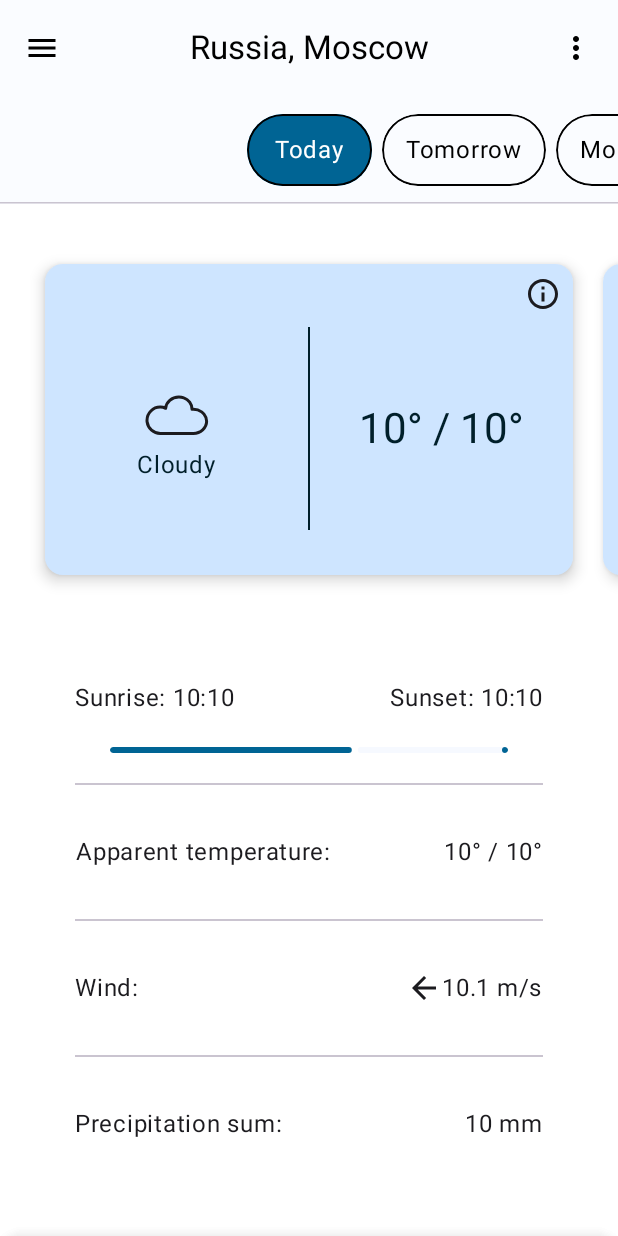
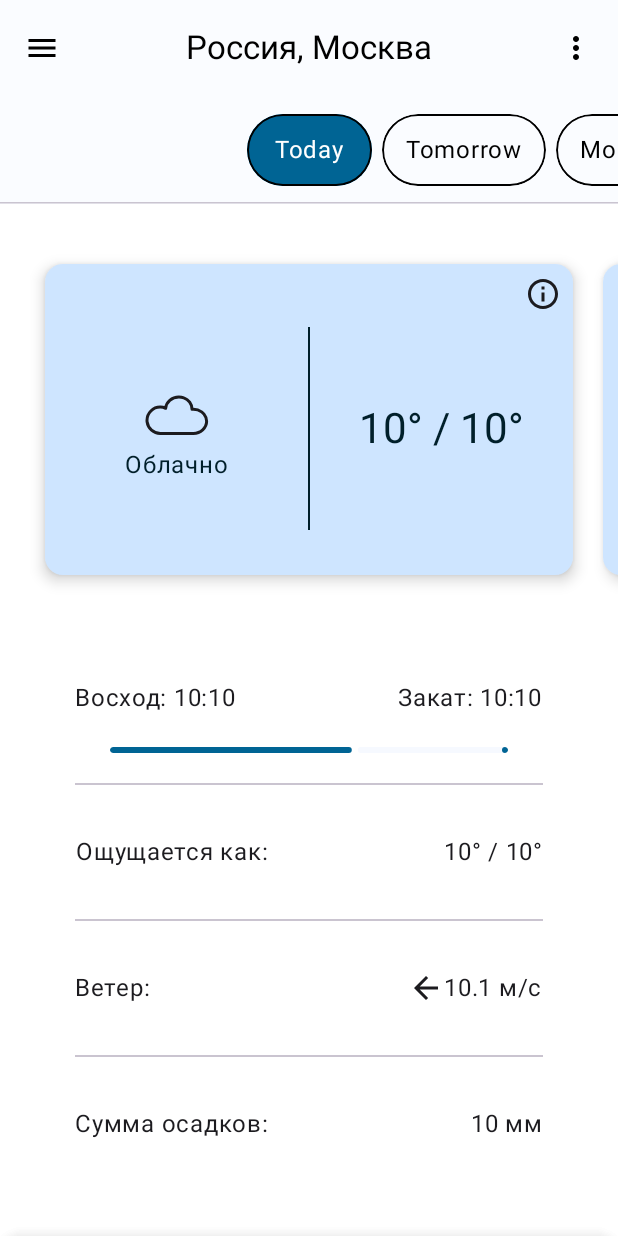
Before and after one commit to dmitLu99/ComposeWeatherApp, an Android app built with Jetpack Compose: the screen it shows after launch (MainActivity), on a phone screen of 412 x 824 dp. Run offline under Robolectric (Android 15) with nearby library versions, the phone set to English and light mode, and no system bars; our stand-ins replace accompanist.

Commit message:
добавлена локализация

```diff
--- a/app/src/main/res/values/strings.xml
+++ b/app/src/main/res/values/strings.xml
@@ -1,47 +1,47 @@
 <resources>
     <string name="app_name">Compose Weather App</string>
-    <string name="on_this_week">On This Week</string>
+    <string name="on_this_week">На этой неделе</string>
     <string name="today">Today</string>
     <string name="week">Week</string>
 
-    <string name="sunrise">Sunrise</string>
-    <string name="sunset">Sunset</string>
-    <string name="apparent_temperature">Apparent temperature</string>
-    <string name="wind">Wind</string>
-    <string name="precipitation_sum">Precipitation sum</string>
+    <string name="sunrise">Восход</string>
+    <string name="sunset">Закат</string>
+    <string name="apparent_temperature">Ощущается как</string>
+    <string name="wind">Ветер</string>
+    <string name="precipitation_sum">Сумма осадков</string>
 
     <string name="celsius">°C</string>
     <string name="fahrenheit">°F</string>
-    <string name="kilometres_per_hour">km/h</string>
-    <string name="metres_per_second">m/s</string>
+    <string name="kilometres_per_hour">км/ч</string>
+    <string name="metres_per_second">м/с</string>
     <string name="miles_per_hour">mph</string>
     <string name="knots">kn</string>
-    <string name="millimeter">mm</string>
+    <string name="millimeter">мм</string>
     <string name="inch">″</string>
-    <string name="units_of_measurement">Units of measurement</string>
+    <string name="units_of_measurement">Единицы измерения</string>
 
-    <string name="settings">Settings</string>
-    <string name="location">City</string>
-    <string name="saved">Saved</string>
-    <string name="close">Close</string>
+    <string name="settings">Настройки</string>
+    <string name="location">Город</string>
+    <string name="saved">Сохранено</string>
+    <string name="close">Закрыть</string>
 
-    <string name="country_russia">Russia</string>
-    <string name="city_moscow">Moscow</string>
-    <string name="city_volgograd">Volgograd</string>
+    <string name="country_russia">Россия</string>
+    <string name="city_moscow">Москва</string>
+    <string name="city_volgograd">Волгоград</string>
 
-    <string name="country_england">England</string>
-    <string name="city_london">London</string>
+    <string name="country_england">Англия</string>
+    <string name="city_london">Лондон</string>
 
-    <string name="country_usa">USA</string>
-    <string name="city_washington">Washington</string>
+    <string name="country_usa">США</string>
+    <string name="city_washington">Вашингтон</string>
 
-    <string name="country_germany">Germany</string>
-    <string name="city_berlin">Berlin</string>
+    <string name="country_germany">Германия</string>
+    <string name="city_berlin">Берлин</string>
 
-    <string name="temperature_unit">Temperature unit</string>
-    <string name="precipitation_unit">Precipitation unit</string>
-    <string name="wind_speed_unit">Wind speed unit</string>
+    <string name="temperature_unit">Температура</string>
+    <string name="precipitation_unit">Сумма осадков</string>
+    <string name="wind_speed_unit">Скорость ветра</string>
 
-    <string name="clear_sky">Clear sky</string>
-    <string name="cloudy">Cloudy</string>
+    <string name="clear_sky">Безоблачно</string>
+    <string name="cloudy">Облачно</string>
 </resources>
```
Also changed, not shown: 1 other file.
